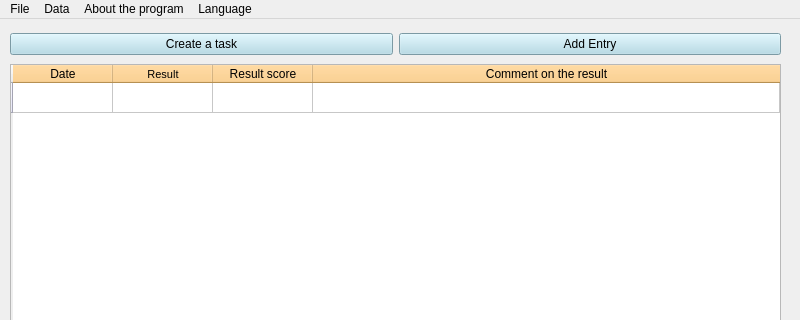
Above: Design/English/main.ui from BorislavTimoshin/TaskCompletionDiary before the change; both pictures show x 0 to 800 and y 0 to 320 of the 800 by 729 pixel window. Below: the same form after it.
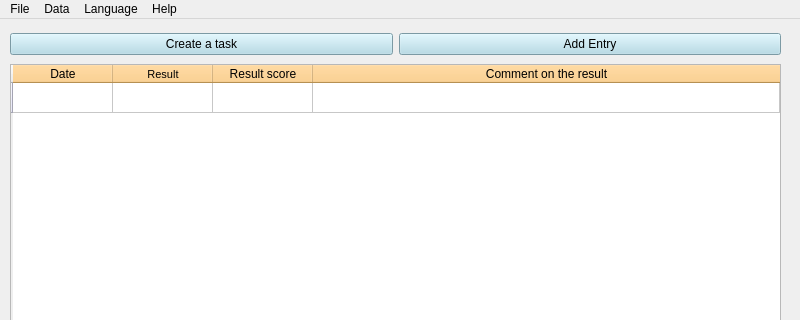
That is the form after the change. Icons and pictures are not drawn.

Commit message: change About to Help

Patch:
```diff
--- a/Design/English/main.ui
+++ b/Design/English/main.ui
@@ -407,14 +407,14 @@
     </property>
     <addaction name="show_chart_action"/>
    </widget>
-   <widget class="QMenu" name="menuAbout_the_program">
+   <widget class="QMenu" name="menuHelp">
     <property name="title">
-     <string>About the program</string>
+     <string>Help</string>
     </property>
     <addaction name="program_description_action"/>
     <addaction name="program_version_action"/>
    </widget>
-   <widget class="QMenu" name="menulanguage">
+   <widget class="QMenu" name="menuLanguage">
     <property name="title">
      <string>Language</string>
     </property>
@@ -423,8 +423,8 @@
    </widget>
    <addaction name="menuFile"/>
    <addaction name="menuData"/>
-   <addaction name="menuAbout_the_program"/>
-   <addaction name="menulanguage"/>
+   <addaction name="menuLanguage"/>
+   <addaction name="menuHelp"/>
   </widget>
   <action name="actionChart">
    <property name="text">
```
Left out of the diff: 12 changed lines with no effect on the pictures. The commit also changes 7 other files.
